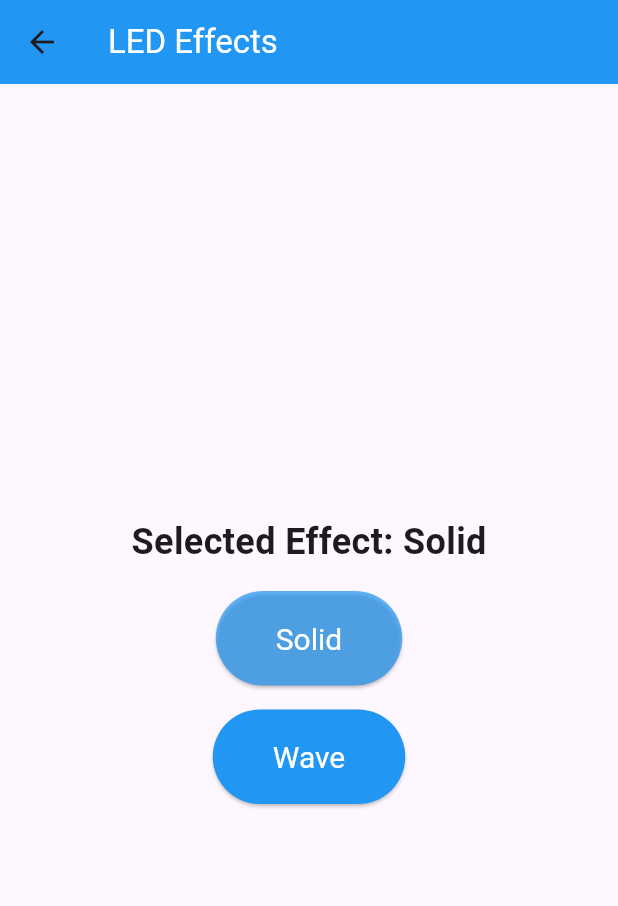
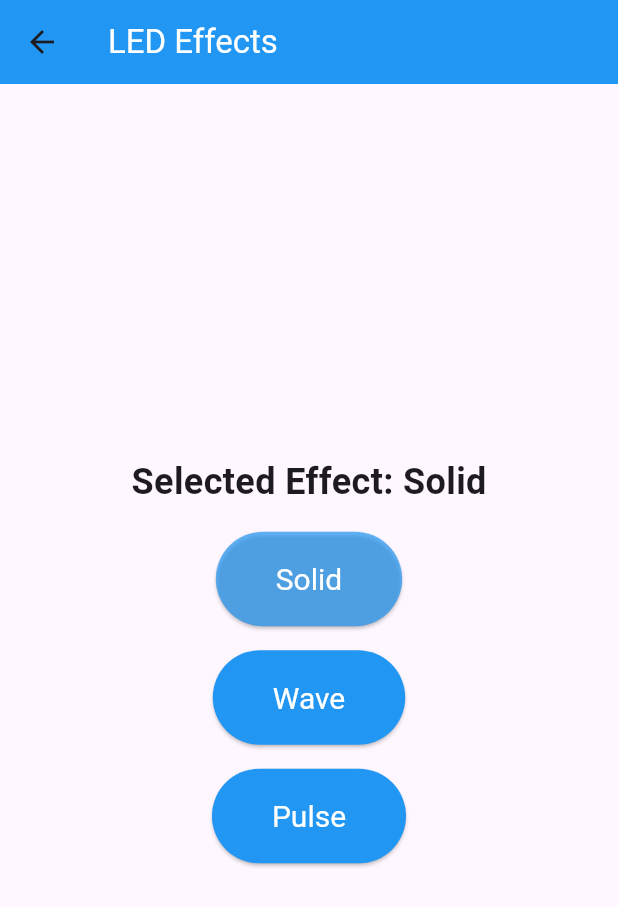
Before and after one commit to BartlomiejOstrycharz/led_app, a Flutter app: the EffectsPage screen opened directly, on a phone screen of 412 x 824 dp. Shown: the top 906 px of the screen. Run offline on Flutter 3.47's test engine with Material 3 defaults, Android fonts, the phone set to English and light mode, and no system bars; missing offline and left inert: flutter_circle_color_picker; network calls fail.

Commit message:
Created Pulse effect.

```diff
--- a/led_app/lib/effects_page.dart
+++ b/led_app/lib/effects_page.dart
@@ -14,9 +14,11 @@ class _EffectsPageState extends State<EffectsPage> {
   Widget build(BuildContext context) {
     return Scaffold(
       appBar: AppBar(
-        title: Text('LED Effects',
-                style: TextStyle(color: Colors.white),),
-        backgroundColor: Colors.blue, // Set the app bar background color to blue
+        title: Text(
+          'LED Effects',
+          style: TextStyle(color: Colors.white),
+        ),
+        backgroundColor: Colors.blue,
       ),
       body: Center(
         child: Column(
@@ -30,8 +32,8 @@ class _EffectsPageState extends State<EffectsPage> {
             _buildEffectButton('Solid'),
             SizedBox(height: 16),
             _buildEffectButton('Wave'),
-            // Add similar buttons for other effects
-            // ...
+            SizedBox(height: 16),
+            _buildEffectButton('Pulse'),
           ],
         ),
       ),
@@ -58,12 +60,19 @@ class _EffectsPageState extends State<EffectsPage> {
   void _setEffect(String effect) async {
     try {
       await HttpService.setEffect(effect);
-      setState(() {
-        selectedEffect = effect;
-      });
-      print('Effect set successfully: $effect');
+
+      // Check if LEDs are still on before updating the state
+      bool ledState = await HttpService.fetchLedState();
+      if (mounted && ledState) {
+        setState(() {
+          selectedEffect = effect;
+        });
+        print('Effect set successfully: $effect');
+      }
     } catch (error) {
       print('Failed to set effect: $error');
     }
   }
+
+
 }
```
Also changed, not shown: 1 other file.
